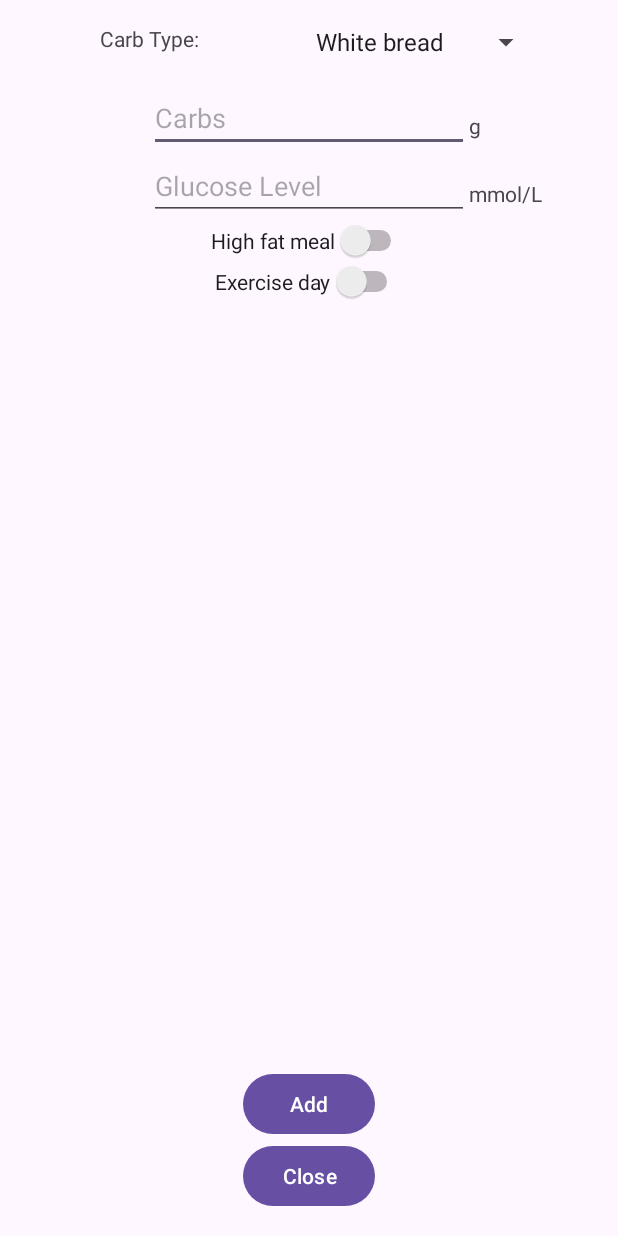
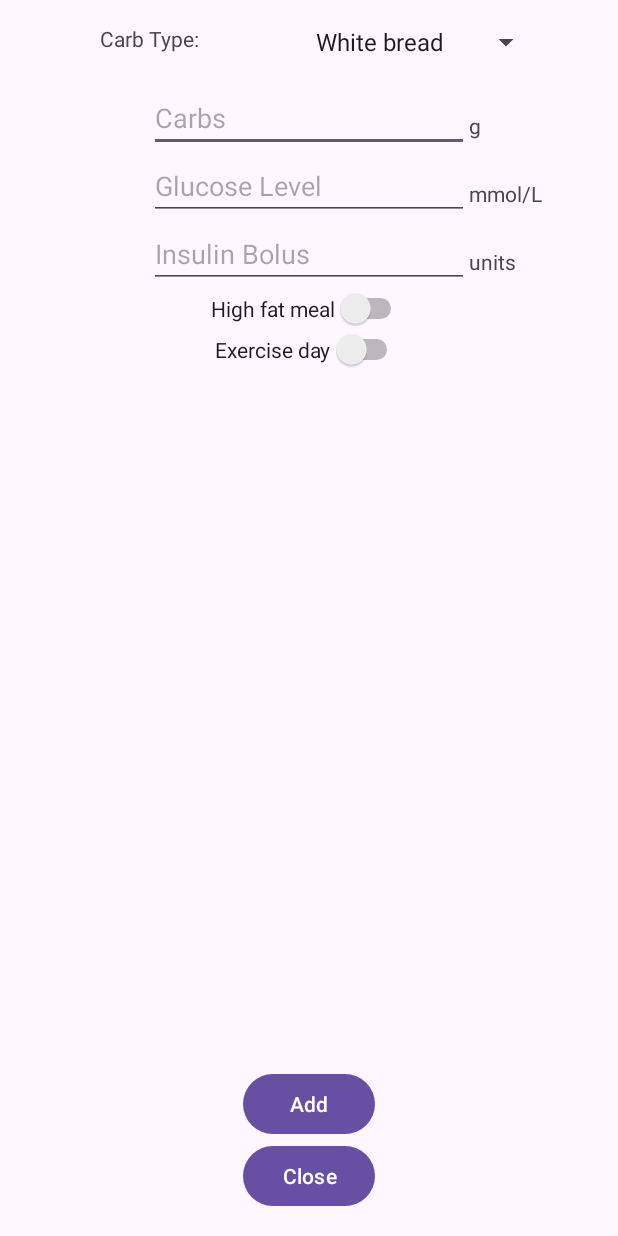
Before and after one commit to BillyGTCarlyle/DiabetesDB, an Android app: the AddMealActivity screen opened directly, with no data from a screen before it, on a phone screen of 412 x 824 dp. Run offline under Robolectric (Android 15) with nearby library versions, the phone set to English and light mode, and no system bars.

Commit message:
Database migration to allow timestamp, insulin and notes fields.

```diff
--- a/app/build.gradle
+++ b/app/build.gradle
@@ -8,7 +8,7 @@ android {
 
     defaultConfig {
         applicationId "com.billycarlyle.diabetesdb"
-        minSdk 24
+        minSdk 26
         targetSdk 33
         versionCode 1
         versionName "1.0"
--- a/app/src/main/java/com/billycarlyle/diabetesdb/AddMealActivity.java
+++ b/app/src/main/java/com/billycarlyle/diabetesdb/AddMealActivity.java
@@ -40,6 +40,7 @@ public class AddMealActivity extends AppCompatActivity {
         //setup text variables
         EditText editCarbCount = (EditText) findViewById(R.id.editCarbCount);
         EditText editGlucoseLevel = (EditText) findViewById(R.id.editGlucoseLevel);
+        EditText editInsulin = (EditText) findViewById(R.id.editInsulin);
 
         //setup switches
         Switch swHighFat = (Switch) findViewById(R.id.swHighFat);
@@ -59,12 +60,13 @@ public class AddMealActivity extends AppCompatActivity {
                     String carbType = editCarbType.getSelectedItem().toString();
                     float carbCount = Float.valueOf(editCarbCount.getText().toString());
                     float glucoseLevel = Float.valueOf(editGlucoseLevel.getText().toString());
+                    float insulin = Float.valueOf(editInsulin.getText().toString());
                     boolean highFat = swHighFat.isChecked();
                     boolean exerciseDay = swExerciseDay.isChecked();
 
                     //insert meal into database
                     InsertAsyncTask insertAsyncTask = new InsertAsyncTask();
-                    Meal meal = new Meal(carbType, carbCount, glucoseLevel, highFat, exerciseDay);
+                    Meal meal = new Meal(carbType, carbCount, glucoseLevel, highFat, exerciseDay, insulin);
                     insertAsyncTask.execute(meal);
                     //logs and user feedback
                     Log.d("DATABASE", "Added new meal to db");
--- a/app/src/main/res/layout/activity_addmeal.xml
+++ b/app/src/main/res/layout/activity_addmeal.xml
@@ -4,6 +4,15 @@
     xmlns:tools="http://schemas.android.com/tools"
     android:layout_width="match_parent"
     android:layout_height="match_parent">
+
+    <TextView
+        android:id="@+id/lblInsulin"
+        android:layout_width="wrap_content"
+        android:layout_height="wrap_content"
+        android:layout_marginBottom="8dp"
+        android:text="units"
+        app:layout_constraintBottom_toBottomOf="@+id/editInsulin"
+        app:layout_constraintStart_toEndOf="@+id/editInsulin" />
 
     <Button
         android:id="@+id/btnClose"
@@ -36,6 +45,17 @@
         app:layout_constraintEnd_toEndOf="parent"
         app:layout_constraintStart_toStartOf="parent"
         app:layout_constraintTop_toBottomOf="@+id/editCarbType" />
+
+    <EditText
+        android:id="@+id/editInsulin"
+        android:layout_width="wrap_content"
+        android:layout_height="wrap_content"
+        android:ems="10"
+        android:hint="Insulin Bolus"
+        android:inputType="phone"
+        app:layout_constraintEnd_toEndOf="parent"
+        app:layout_constraintStart_toStartOf="parent"
+        app:layout_constraintTop_toBottomOf="@+id/editGlucoseLevel" />
 
     <TextView
         android:id="@+id/lblCarbType"
@@ -95,7 +115,7 @@
         app:layout_constraintEnd_toEndOf="parent"
         app:layout_constraintHorizontal_bias="0.5"
         app:layout_constraintStart_toStartOf="parent"
-        app:layout_constraintTop_toBottomOf="@+id/editGlucoseLevel" />
+        app:layout_constraintTop_toBottomOf="@+id/editInsulin" />
 
     <Switch
         android:id="@+id/swExerciseDay"
```
Also changed, not shown: app/src/main/java/com/billycarlyle/diabetesdb/Meal.java (+19 -2 lines), app/src/main/java/com/billycarlyle/diabetesdb/MealDao.java (+4 -4 lines), app/src/main/java/com/billycarlyle/diabetesdb/MealDatabase.java (+9 -2 lines), app/src/main/java/com/billycarlyle/diabetesdb/TimestampConverter.java (added, +33 -0 lines).
